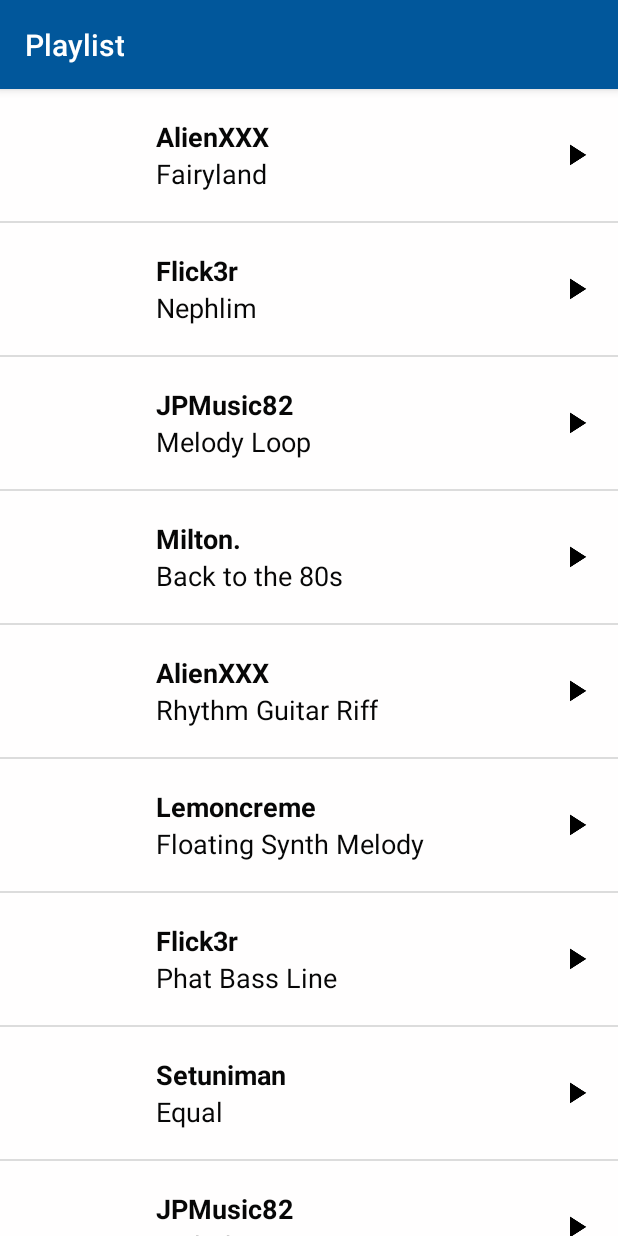
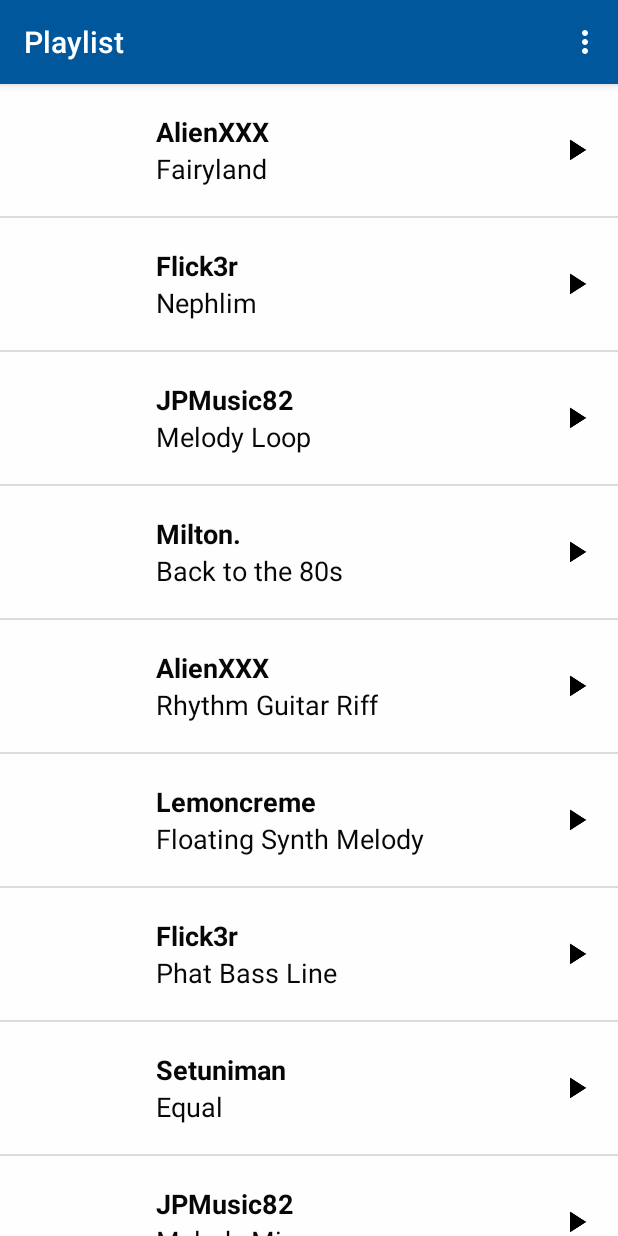
Before and after one commit to becausewesley/MusicalStructureApp, an Android app: the screen it shows after launch (MainActivity), on a phone screen of 412 x 824 dp. Run offline under Robolectric (Android 15) with nearby library versions, the phone set to English and light mode, and no system bars.

Commit message:
Fixed Page titles

```diff
--- a/app/src/main/java/com/example/musicalstructureproject/MainActivity.java
+++ b/app/src/main/java/com/example/musicalstructureproject/MainActivity.java
@@ -22,11 +22,15 @@ package com.example.musicalstructureproject;
 import android.content.Intent;
 import android.os.Bundle;
 import android.util.Log;
+import android.view.Menu;
+import android.view.MenuItem;
 import android.view.View;
 import android.widget.AdapterView;
 import android.widget.ListView;
 
 
+import androidx.annotation.NonNull;
+import androidx.appcompat.app.ActionBar;
 import androidx.appcompat.app.AppCompatActivity;
 
 
@@ -34,10 +38,13 @@ import java.util.ArrayList;
 
 public class MainActivity extends AppCompatActivity {
 
+
     @Override
     protected void onCreate(Bundle savedInstanceState) {
         super.onCreate(savedInstanceState);
         setContentView(R.layout.activity_main);
+
+        setTitle(R.string.playlist_activity);
 
         //This is the array of Song objects which contain all relevant info (See Song.class)
         final ArrayList<Song> songs = new ArrayList<Song>();
@@ -75,4 +82,28 @@ public class MainActivity extends AppCompatActivity {
         });
 
     }
+
+    //This creates the menu
+    @Override
+    public boolean onCreateOptionsMenu(Menu menu){
+        getMenuInflater().inflate(R.menu.main_menu, menu);
+        return true;
+    }
+
+    //This gets which item is selected from the menu
+    @Override
+    public boolean onOptionsItemSelected(@NonNull MenuItem item){
+        int id = item.getItemId();
+
+        if (id == R.id.now_playing_menu_item){
+            goToNowPlaying();
+        }
+        return true;
+    }
+
+    //Method which creates an intent and switches activities
+    public void goToNowPlaying(){
+        Intent intent = new Intent(getApplicationContext(),MusicPlayer.class);
+        startActivity(intent);
+    }
 }
--- a/app/src/main/res/layout/activity_main.xml
+++ b/app/src/main/res/layout/activity_main.xml
@@ -6,22 +6,6 @@
     android:layout_height="match_parent"
     android:orientation="vertical"
     tools:context=".MainActivity">
-
-    <com.google.android.material.appbar.AppBarLayout
-        android:layout_width="match_parent"
-        android:layout_height="wrap_content"
-        android:theme="@style/AppTheme.AppBarOverlay">
-
-        <TextView
-            android:id="@+id/title"
-            android:layout_width="wrap_content"
-            android:layout_height="wrap_content"
-            android:gravity="center"
-            android:minHeight="?actionBarSize"
-            android:padding="@dimen/appbar_padding"
-            android:text="@string/playlist_activity"
-            android:textAppearance="@style/TextAppearance.Widget.AppCompat.Toolbar.Title" />
-    </com.google.android.material.appbar.AppBarLayout>
 
     <ListView
         android:id="@+id/list"
--- /dev/null
+++ b/app/src/main/res/menu/main_menu.xml
@@ -0,0 +1,14 @@
+<?xml version="1.0" encoding="utf-8"?>
+<menu xmlns:android="http://schemas.android.com/apk/res/android"
+    xmlns:app="http://schemas.android.com/apk/res-auto">
+
+    <item
+        android:id="@+id/playlist_menu_item"
+        android:title="@string/playlist_menu_item"
+        app:showAsAction="never"/>
+
+    <item
+        android:id="@+id/now_playing_menu_item"
+        android:title="@string/now_playing_menu_item"
+        app:showAsAction="never"/>
+</menu>
--- a/app/src/main/res/values/strings.xml
+++ b/app/src/main/res/values/strings.xml
@@ -2,4 +2,6 @@
     <string name="app_name">Musical Structure Project</string>
     <string name="playlist_activity">Playlist</string>
     <string name="now_playing_activity">Now Playing</string>
+    <string name="playlist_menu_item">Playlist</string>
+    <string name="now_playing_menu_item">Now Playing</string>
 </resources>
```
Also changed, not shown: app/src/main/AndroidManifest.xml (+5 -4 lines), app/src/main/java/com/example/musicalstructureproject/MusicPlayer.java (+28 -0 lines).
